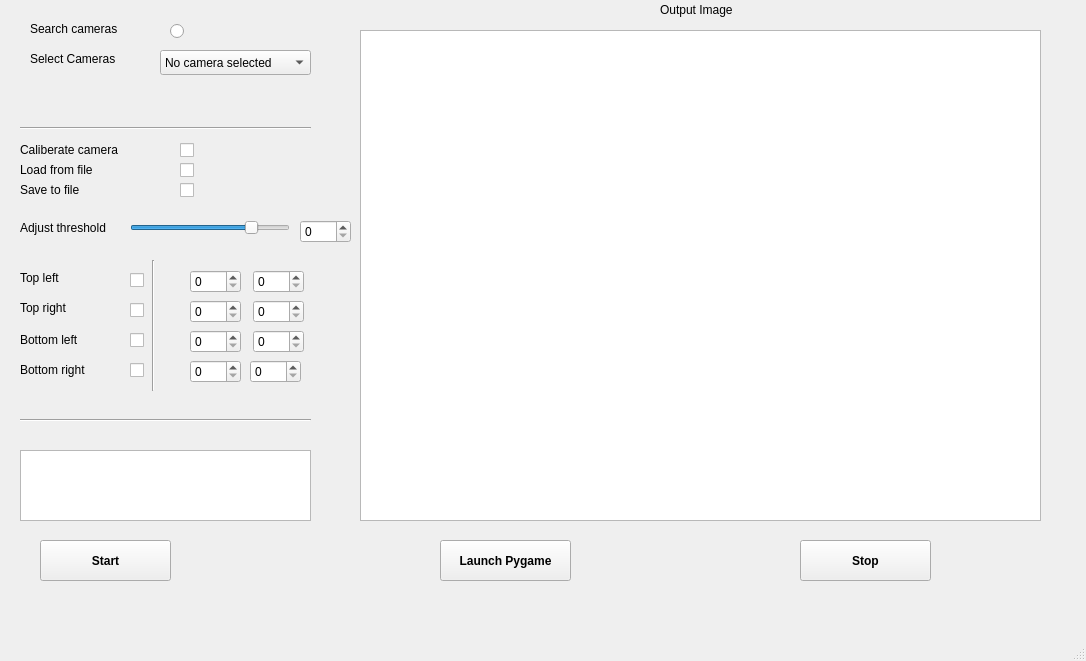
Old version of the form main.ui in the repository ja-ri/capstone.
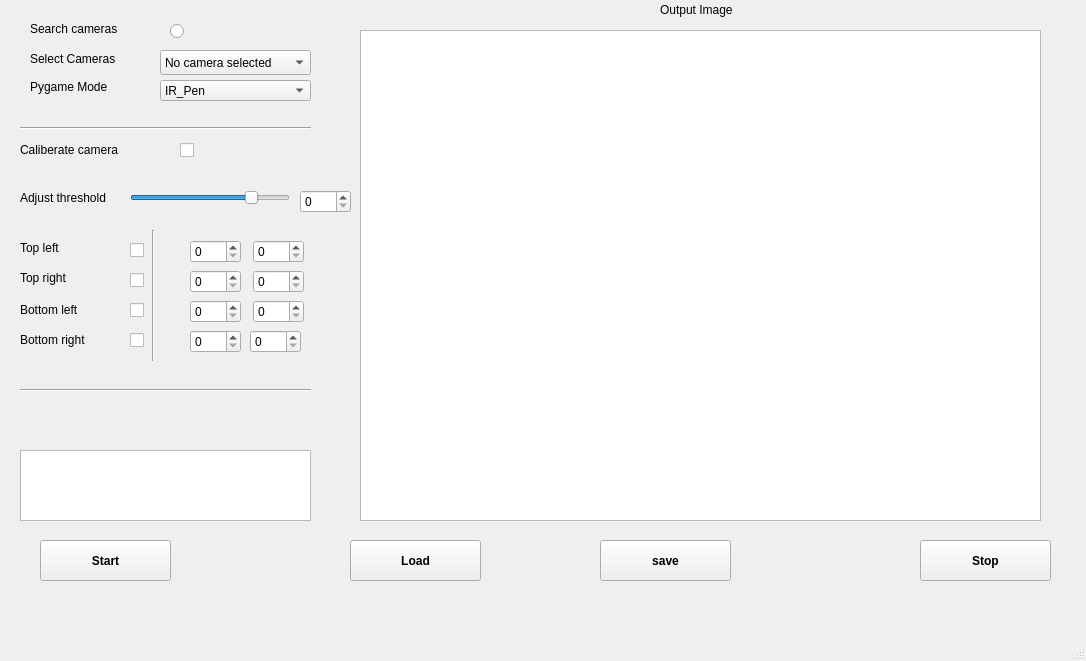
New version of the form.

Commit message: changed the cropping method now the IR is working with pygame with sound change the Thresholding value for experimental test

```diff
--- a/main.ui
+++ b/main.ui
@@ -144,7 +144,7 @@
    <widget class="QPushButton" name="stop_button">
     <property name="geometry">
      <rect>
-      <x>800</x>
+      <x>600</x>
       <y>540</y>
       <width>131</width>
       <height>41</height>
@@ -156,13 +156,13 @@
      </font>
     </property>
     <property name="text">
-     <string>Stop</string>
+     <string>save</string>
     </property>
    </widget>
    <widget class="QPushButton" name="launchpybutton">
     <property name="geometry">
      <rect>
-      <x>440</x>
+      <x>350</x>
       <y>540</y>
       <width>131</width>
       <height>41</height>
@@ -176,10 +176,10 @@
      </font>
     </property>
     <property name="text">
-     <string>Launch Pygame</string>
+     <string>Load</string>
     </property>
    </widget>
-   <!-- <widget class="QLabel" name="pygame_mode">
+   <widget class="QLabel" name="pygame_mode">
     <property name="geometry">
      <rect>
       <x>30</x>
@@ -191,8 +191,8 @@
     <property name="text">
      <string>Pygame Mode</string>
     </property>
-   </widget> -->
-   <!-- <widget class="QComboBox" name="comboBox_pygame">
+   </widget>
+   <widget class="QComboBox" name="comboBox_pygame">
     <property name="geometry">
      <rect>
       <x>160</x>
@@ -216,7 +216,7 @@
       <string>Touch_Screen</string>
      </property>
     </item>
-   </widget> -->
+   </widget>
    <widget class="QCheckBox" name="caliberate_checkBox">
     <property name="geometry">
      <rect>
@@ -234,7 +234,7 @@
     <property name="geometry">
      <rect>
       <x>20</x>
-      <y>270</y>
+      <y>240</y>
       <width>71</width>
       <height>16</height>
      </rect>
@@ -247,7 +247,7 @@
     <property name="geometry">
      <rect>
       <x>20</x>
-      <y>300</y>
+      <y>270</y>
       <width>81</width>
       <height>16</height>
      </rect>
@@ -260,7 +260,7 @@
     <property name="geometry">
      <rect>
       <x>20</x>
-      <y>330</y>
+      <y>300</y>
       <width>91</width>
       <height>20</height>
      </rect>
@@ -273,7 +273,7 @@
     <property name="geometry">
      <rect>
       <x>20</x>
-      <y>360</y>
+      <y>330</y>
       <width>101</width>
       <height>20</height>
      </rect>
@@ -286,7 +286,7 @@
     <property name="geometry">
      <rect>
       <x>190</x>
-      <y>270</y>
+      <y>240</y>
       <width>51</width>
       <height>23</height>
      </rect>
@@ -312,7 +312,7 @@
     <property name="geometry">
      <rect>
       <x>253</x>
-      <y>270</y>
+      <y>240</y>
       <width>51</width>
       <height>23</height>
      </rect>
@@ -325,7 +325,7 @@
     <property name="geometry">
      <rect>
       <x>143</x>
-      <y>260</y>
+      <y>230</y>
       <width>20</width>
       <height>131</height>
      </rect>
@@ -338,7 +338,7 @@
     <property name="geometry">
      <rect>
       <x>253</x>
-      <y>300</y>
+      <y>270</y>
       <width>51</width>
       <height>23</height>
      </rect>
@@ -351,7 +351,7 @@
     <property name="geometry">
      <rect>
       <x>190</x>
-      <y>300</y>
+      <y>270</y>
       <width>51</width>
       <height>23</height>
      </rect>
@@ -364,7 +364,7 @@
     <property name="geometry">
      <rect>
       <x>253</x>
-      <y>330</y>
+      <y>300</y>
       <width>51</width>
       <height>23</height>
      </rect>
@@ -377,7 +377,7 @@
     <property name="geometry">
      <rect>
       <x>190</x>
-      <y>330</y>
+      <y>300</y>
       <width>51</width>
       <height>23</height>
      </rect>
@@ -390,7 +390,7 @@
     <property name="geometry">
      <rect>
       <x>250</x>
-      <y>360</y>
+      <y>330</y>
       <width>51</width>
       <height>23</height>
      </rect>
@@ -409,7 +409,7 @@
     <property name="geometry">
      <rect>
       <x>190</x>
-      <y>360</y>
+      <y>330</y>
       <width>51</width>
       <height>23</height>
      </rect>
@@ -422,7 +422,7 @@
     <property name="geometry">
      <rect>
       <x>20</x>
-      <y>410</y>
+      <y>380</y>
       <width>291</width>
       <height>20</height>
      </rect>
@@ -431,37 +431,11 @@
      <enum>Qt::Horizontal</enum>
     </property>
    </widget>
-   <widget class="QLabel" name="label_9">
-    <property name="geometry">
-     <rect>
-      <x>20</x>
-      <y>160</y>
-      <width>141</width>
-      <height>20</height>
-     </rect>
-    </property>
-    <property name="text">
-     <string>Load from file</string>
-    </property>
-   </widget>
-   <widget class="QCheckBox" name="caliberate_load">
-    <property name="geometry">
-     <rect>
-      <x>180</x>
-      <y>160</y>
-      <width>16</width>
-      <height>20</height>
-     </rect>
-    </property>
-    <property name="text">
-     <string/>
-    </property>
-   </widget>
    <widget class="QCheckBox" name="checkBox_TPL">
     <property name="geometry">
      <rect>
       <x>130</x>
-      <y>270</y>
+      <y>240</y>
       <width>16</width>
       <height>20</height>
      </rect>
@@ -474,7 +448,7 @@
     <property name="geometry">
      <rect>
       <x>130</x>
-      <y>300</y>
+      <y>270</y>
       <width>16</width>
       <height>20</height>
      </rect>
@@ -487,7 +461,7 @@
     <property name="geometry">
      <rect>
       <x>130</x>
-      <y>330</y>
+      <y>300</y>
       <width>16</width>
       <height>20</height>
      </rect>
@@ -500,33 +474,7 @@
     <property name="geometry">
      <rect>
       <x>130</x>
-      <y>360</y>
-      <width>16</width>
-      <height>20</height>
-     </rect>
-    </property>
-    <property name="text">
-     <string/>
-    </property>
-   </widget>
-   <widget class="QLabel" name="label_10">
-    <property name="geometry">
-     <rect>
-      <x>20</x>
-      <y>180</y>
-      <width>141</width>
-      <height>20</height>
-     </rect>
-    </property>
-    <property name="text">
-     <string>Save to file</string>
-    </property>
-   </widget>
-   <widget class="QCheckBox" name="caliberate_save">
-    <property name="geometry">
-     <rect>
-      <x>180</x>
-      <y>180</y>
+      <y>330</y>
       <width>16</width>
       <height>20</height>
      </rect>
@@ -539,7 +487,7 @@
     <property name="geometry">
      <rect>
       <x>20</x>
-      <y>220</y>
+      <y>190</y>
       <width>101</width>
       <height>16</height>
      </rect>
@@ -552,7 +500,7 @@
     <property name="geometry">
      <rect>
       <x>130</x>
-      <y>220</y>
+      <y>190</y>
       <width>160</width>
       <height>16</height>
      </rect>
@@ -571,7 +519,7 @@
     <property name="geometry">
      <rect>
       <x>300</x>
-      <y>220</y>
+      <y>190</y>
       <width>51</width>
       <height>23</height>
      </rect>
@@ -580,6 +528,24 @@
      <number>1000</number>
     </property>
    </widget>
+   <widget class="QPushButton" name="end_button">
+    <property name="geometry">
+     <rect>
+      <x>920</x>
+      <y>540</y>
+      <width>131</width>
+      <height>41</height>
+     </rect>
+    </property>
+    <property name="font">
+     <font>
+      <bold>true</bold>
+     </font>
+    </property>
+    <property name="text">
+     <string>Stop</string>
+    </property>
+   </widget>
   </widget>
   <widget class="QMenuBar" name="menubar">
    <property name="geometry">
```
Left out of the diff: 4 changed lines with no effect on the pictures. The commit also changes 18 other files.
